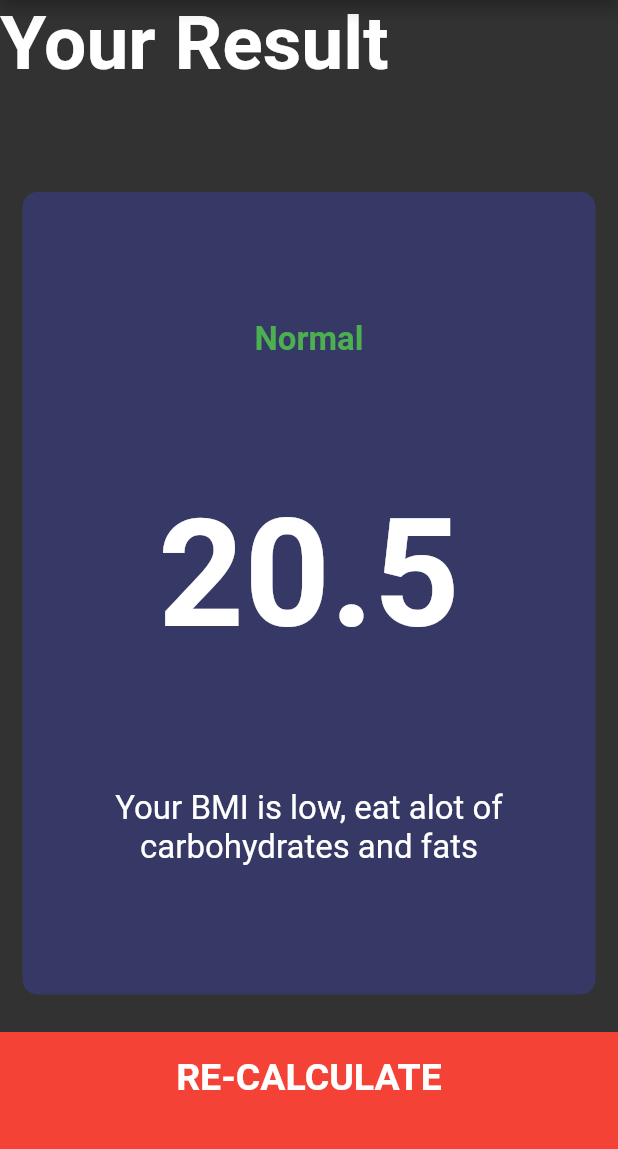
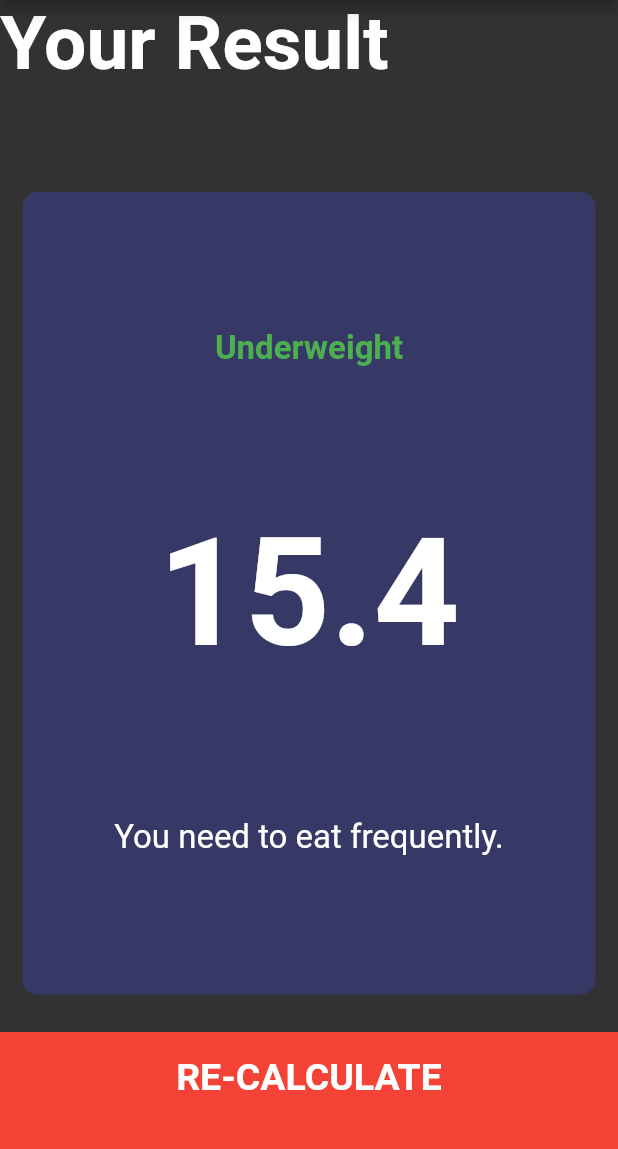
Before and after one commit to musyimi/bmi, a Flutter app: the screen it shows after launch, after a tap on "CALCULATE", on a phone screen of 412 x 824 dp, the part 84-1233 px from its top. Run offline on Flutter 3.47's test engine with Material 2 defaults, Android fonts, the phone set to English and light mode, and no system bars; our stand-ins replace font_awesome_flutter.

Commit message:
adde the functionality of the app

```diff
--- a/lib/Input_page.dart
+++ b/lib/Input_page.dart
@@ -6,6 +6,7 @@ import 'reusable_card.dart';
 import 'constants.dart';
 import 'bottom_button.dart';
 import 'round_icon_button.dart';
+import 'calculator_brain.dart';
 
 enum Gender {
   male,
@@ -213,10 +214,17 @@ class _InputPageState extends State<InputPage> {
           BottomButton(
             buttonTitle: 'CALCULATE',
             onTap: () {
+              CalculatorBrain calc =
+                  CalculatorBrain(height: height, weight: weight);
+
               Navigator.push(
                 context,
                 MaterialPageRoute(
-                  builder: (context) => ResultsPage(),
+                  builder: (context) => ResultsPage(
+                    bmiResult: calc.calculateBMI(),
+                    resultText: calc.getResult(),
+                    interpretation: calc.getInterpretation(),
+                  ),
                 ),
               );
             },
--- /dev/null
+++ b/lib/calculator_brain.dart
@@ -0,0 +1,34 @@
+import 'dart:math';
+
+class CalculatorBrain {
+  CalculatorBrain({required this.height, required this.weight});
+
+  final int height;
+  final int weight;
+  late double _bmi;
+
+  String calculateBMI() {
+    _bmi = weight / pow(height / 100, 2);
+    return _bmi.toStringAsFixed(1);
+  }
+
+  String getResult() {
+    if (_bmi >= 25) {
+      return 'Overweight';
+    } else if (_bmi > 18.5) {
+      return 'Normal';
+    } else {
+      return 'Underweight';
+    }
+  }
+
+  String getInterpretation() {
+    if (_bmi >= 25) {
+      return 'Your body is overweight. Check on your weight';
+    } else if (_bmi > 18.5) {
+      return 'You have a normal body weight. Kudos and remember to eat healthy';
+    } else {
+      return 'You need to eat frequently.';
+    }
+  }
+}
--- a/lib/results_page.dart
+++ b/lib/results_page.dart
@@ -4,7 +4,14 @@ import 'constants.dart';
 import 'bottom_button.dart';
 
 class ResultsPage extends StatelessWidget {
-  const ResultsPage({Key? key}) : super(key: key);
+  ResultsPage(
+      {required this.bmiResult,
+      required this.interpretation,
+      required this.resultText});
+
+  final String bmiResult;
+  final String resultText;
+  final String interpretation;
 
   @override
   Widget build(BuildContext context) {
@@ -34,15 +41,15 @@ class ResultsPage extends StatelessWidget {
                 crossAxisAlignment: CrossAxisAlignment.center,
                 children: <Widget>[
                   Text(
-                    'Normal',
+                    resultText,
                     style: kResultTextStyle,
                   ),
                   Text(
-                    '20.5',
+                    bmiResult,
                     style: kBMITextStyle,
                   ),
                   Text(
-                    'Your BMI is low, eat alot of carbohydrates and fats',
+                    interpretation,
                     textAlign: TextAlign.center,
                     style: kBodyTextStyle,
                   ),
```
